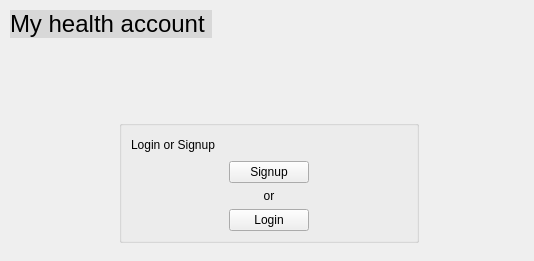
This is landingpage.ui in Darijan444/COV-19-Desktop_App as Qt 5 draws it before an edit. The edited form follows.
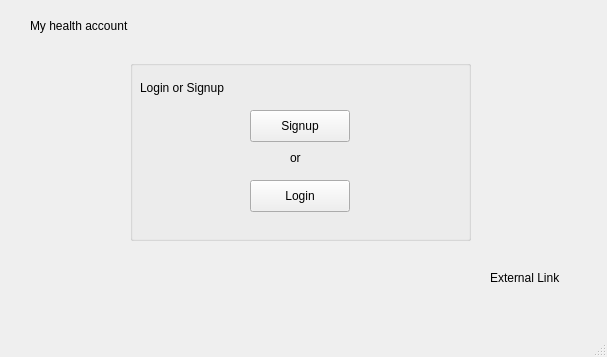
This is the edited form.

What changed in the file:
```diff
--- a/landingpage.ui
+++ b/landingpage.ui
@@ -1,202 +1,133 @@
 <?xml version="1.0" encoding="UTF-8"?>
 <ui version="4.0">
  <class>LandingPage</class>
- <widget class="QDialog" name="LandingPage">
+ <widget class="QMainWindow" name="LandingPage">
   <property name="geometry">
    <rect>
     <x>0</x>
     <y>0</y>
-    <width>534</width>
-    <height>261</height>
+    <width>607</width>
+    <height>357</height>
    </rect>
   </property>
+  <property name="font">
+   <font>
+    <kerning>false</kerning>
+   </font>
+  </property>
   <property name="windowTitle">
    <string>Dialog</string>
   </property>
-  <widget class="QWidget" name="">
+  <widget class="QWidget" name="centralwidget">
+   <widget class="QLabel" name="label">
    <property name="geometry">
     <rect>
-     <x>10</x>
+      <x>30</x>
      <y>10</y>
-     <width>518</width>
-     <height>233</height>
-    </rect>
-   </property>
-   <layout class="QVBoxLayout" name="verticalLayout_3">
-    <item>
-     <layout class="QHBoxLayout" name="horizontalLayout_3">
-      <item>
-       <widget class="QPushButton" name="pushButtonMyHealthAccount">
+      <width>201</width>
+      <height>31</height>
+     </rect>
+    </property>
         <property name="styleSheet">
-         <string notr="true">QPushButton {
-	background-color: rgb(0, 0, 0,0.1); 
-	border: none; 
-	color: rgb(0, 0, 0); 
-	font: 24px;
-	text-align: left;
-} 
-
-</string>
+     <string notr="true">font: 24pt &quot;.AppleSystemUIFont&quot;;</string>
         </property>
         <property name="text">
          <string>My health account </string>
         </property>
        </widget>
-      </item>
-      <item>
-       <spacer name="horizontalSpacer_4">
-        <property name="orientation">
-         <enum>Qt::Horizontal</enum>
-        </property>
-        <property name="sizeHint" stdset="0">
-         <size>
-          <width>298</width>
-          <height>20</height>
-         </size>
-        </property>
-       </spacer>
-      </item>
-     </layout>
-    </item>
-    <item>
-     <spacer name="verticalSpacer">
-      <property name="orientation">
-       <enum>Qt::Vertical</enum>
-      </property>
-      <property name="sizeHint" stdset="0">
-       <size>
-        <width>20</width>
-        <height>18</height>
-       </size>
-      </property>
-     </spacer>
-    </item>
-    <item>
-     <layout class="QHBoxLayout" name="horizontalLayout_4">
-      <item>
-       <spacer name="horizontalSpacer_5">
-        <property name="orientation">
-         <enum>Qt::Horizontal</enum>
-        </property>
-        <property name="sizeHint" stdset="0">
-         <size>
-          <width>78</width>
-          <height>20</height>
-         </size>
-        </property>
-       </spacer>
-      </item>
-      <item>
        <widget class="QGroupBox" name="groupBox">
+    <property name="geometry">
+     <rect>
+      <x>130</x>
+      <y>60</y>
+      <width>341</width>
+      <height>181</height>
+     </rect>
+    </property>
         <property name="title">
          <string/>
         </property>
-        <layout class="QVBoxLayout" name="verticalLayout_2">
-         <item>
-          <layout class="QHBoxLayout" name="horizontalLayout">
-           <item>
             <widget class="QLabel" name="label_2">
+     <property name="geometry">
+      <rect>
+       <x>10</x>
+       <y>20</y>
+       <width>101</width>
+       <height>16</height>
+      </rect>
+     </property>
              <property name="text">
               <string>Login or Signup </string>
              </property>
             </widget>
-           </item>
-           <item>
-            <spacer name="horizontalSpacer">
-             <property name="orientation">
-              <enum>Qt::Horizontal</enum>
-             </property>
-             <property name="sizeHint" stdset="0">
-              <size>
-               <width>188</width>
-               <height>20</height>
-              </size>
-             </property>
-            </spacer>
-           </item>
-          </layout>
-         </item>
-         <item>
-          <layout class="QHBoxLayout" name="horizontalLayout_2">
-           <item>
-            <spacer name="horizontalSpacer_2">
-             <property name="orientation">
-              <enum>Qt::Horizontal</enum>
-             </property>
-             <property name="sizeHint" stdset="0">
-              <size>
-               <width>78</width>
-               <height>20</height>
-              </size>
-             </property>
-            </spacer>
-           </item>
-           <item>
-            <layout class="QVBoxLayout" name="verticalLayout">
-             <item>
               <widget class="QPushButton" name="pushButtonSignup">
+     <property name="geometry">
+      <rect>
+       <x>120</x>
+       <y>50</y>
+       <width>100</width>
+       <height>32</height>
+      </rect>
+     </property>
+     <property name="toolTip">
+      <string>ToolTip</string>
+     </property>
                <property name="text">
                 <string>Signup</string>
                </property>
               </widget>
-             </item>
-             <item>
-              <widget class="QLabel" name="label_3">
-               <property name="whatsThis">
-                <string>&lt;html&gt;&lt;head/&gt;&lt;body&gt;&lt;p align=&quot;center&quot;&gt;&lt;br/&gt;&lt;/p&gt;&lt;/body&gt;&lt;/html&gt;</string>
-               </property>
-               <property name="text">
-                <string>or</string>
-               </property>
-               <property name="alignment">
-                <set>Qt::AlignCenter</set>
-               </property>
-              </widget>
-             </item>
-             <item>
               <widget class="QPushButton" name="pushButtonLogin">
+     <property name="geometry">
+      <rect>
+       <x>120</x>
+       <y>120</y>
+       <width>100</width>
+       <height>32</height>
+      </rect>
+     </property>
                <property name="text">
                 <string>Login</string>
                </property>
               </widget>
-             </item>
-            </layout>
-           </item>
-           <item>
-            <spacer name="horizontalSpacer_3">
-             <property name="orientation">
-              <enum>Qt::Horizontal</enum>
-             </property>
-             <property name="sizeHint" stdset="0">
-              <size>
-               <width>78</width>
-               <height>20</height>
-              </size>
-             </property>
-            </spacer>
-           </item>
-          </layout>
-         </item>
-        </layout>
-       </widget>
-      </item>
-      <item>
-       <spacer name="horizontalSpacer_6">
-        <property name="orientation">
-         <enum>Qt::Horizontal</enum>
-        </property>
-        <property name="sizeHint" stdset="0">
-         <size>
-          <width>78</width>
-          <height>20</height>
-         </size>
-        </property>
-       </spacer>
-      </item>
-     </layout>
-    </item>
-   </layout>
-  </widget>
+    <widget class="QLabel" name="label_3">
+     <property name="geometry">
+      <rect>
+       <x>160</x>
+       <y>90</y>
+       <width>51</width>
+       <height>16</height>
+      </rect>
+     </property>
+     <property name="text">
+      <string>or</string>
+     </property>
+    </widget>
+   </widget>
+   <widget class="QLabel" name="labelLink">
+    <property name="geometry">
+     <rect>
+      <x>490</x>
+      <y>270</y>
+      <width>101</width>
+      <height>16</height>
+     </rect>
+    </property>
+    <property name="text">
+     <string>External Link</string>
+    </property>
+   </widget>
+  </widget>
+  <widget class="QMenuBar" name="menubar">
+   <property name="geometry">
+    <rect>
+     <x>0</x>
+     <y>0</y>
+     <width>607</width>
+     <height>22</height>
+    </rect>
+   </property>
+  </widget>
+  <widget class="QStatusBar" name="statusbar"/>
  </widget>
  <resources/>
  <connections/>
```
Left out of the diff: 2 changed lines with no effect on the pictures. Lines whose indentation alone changed are shown as unchanged.
